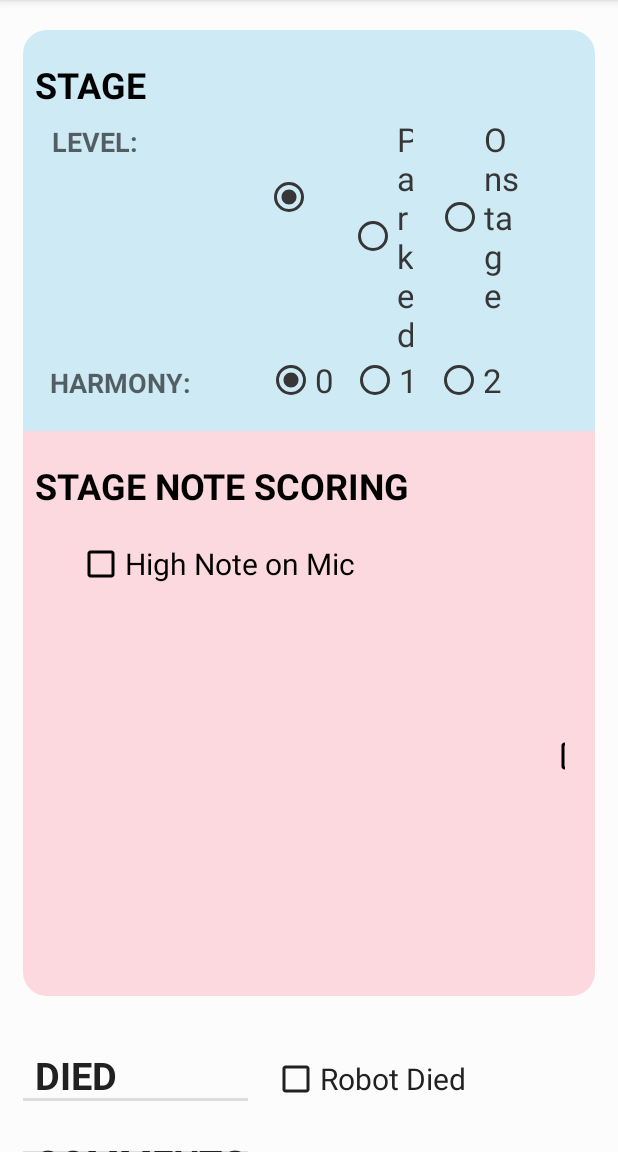
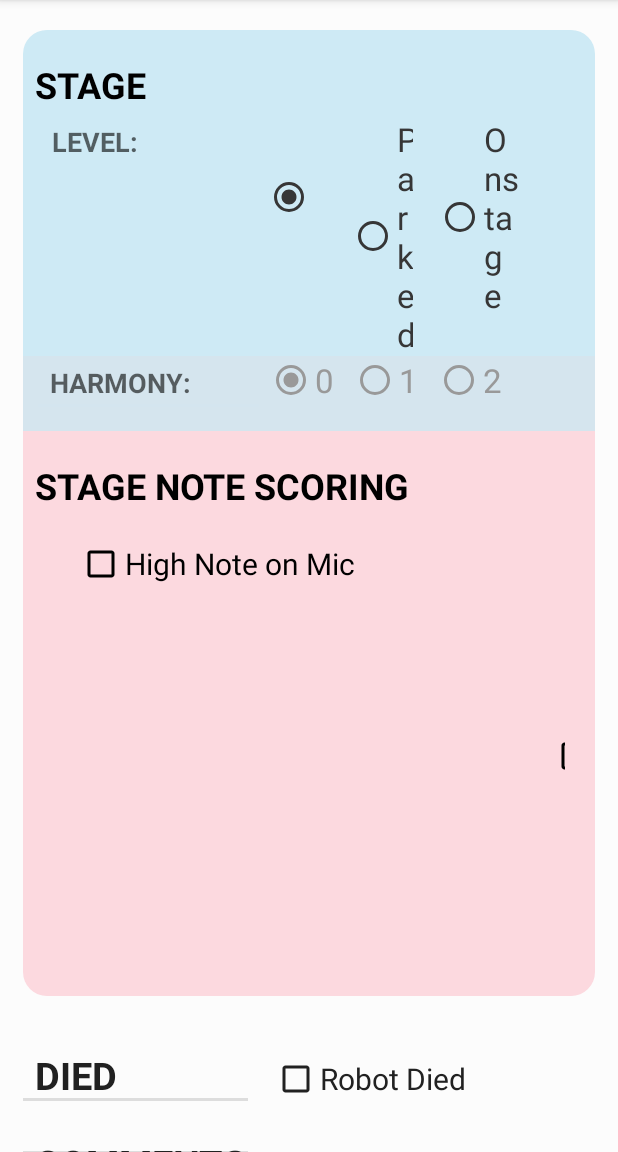
Before and after one commit to usfirst-frc-2135/scouting, an Android app: the fragment EndgameFragment shown on its own in the app's theme, on a phone screen of 412 x 824 dp, the part 84-1236 px from its top. Run offline under Robolectric (Android 15) with nearby library versions, the phone set to English and light mode, and no system bars; 7 statements that could not run were skipped.

Commit message:
Made it so that harmony is disabled unless onstage

```diff
--- a/FRC_Scout/app/src/main/java/com/frc2135/android/frc_scout/EndgameFragment.java
+++ b/FRC_Scout/app/src/main/java/com/frc2135/android/frc_scout/EndgameFragment.java
@@ -1,6 +1,9 @@
 package com.frc2135.android.frc_scout;
 
 import android.content.Intent;
+import android.content.res.ColorStateList;
+import android.graphics.Color;
+import android.graphics.drawable.ColorDrawable;
 import android.os.Bundle;
 import android.util.Log;
 import android.view.LayoutInflater;
@@ -106,49 +109,92 @@ public class EndgameFragment extends Fragment
         m_radio_endGameOnstage = v.findViewById(R.id.level_end_game_onstage);//Sets up radio button that corresponds to 2
         m_radio_endGameOnstage.setChecked(false);
 
+        ColorStateList ColorStateList = new ColorStateList( //used for changing radio button only
+                new int[][]
+                        {
+                                new int[]{-android.R.attr.state_enabled}, // Disabled
+                                new int[]{android.R.attr.state_enabled}   // Enabled
+                        },
+                new int[]
+                        {
+                                Color.parseColor("#999999"), // disabled
+                                Color.parseColor("#363636")   // enabled
+                        }
+        );
         //Harmony groups set disabled by default
         m_endGameRadioGroupHarmony = v.findViewById(R.id.endgame_harmony);// Hooks up the radio group to the controller layer. The radio group contains all of the radio buttons
+        m_endGameRadioGroupHarmony.setBackgroundColor(Color.parseColor("#d5e5ee")); //sets background to this color
         RadioButton radio_endGame0 = v.findViewById(R.id.end_game_harmony_default);//Sets up radio button that corresponds to 0
         radio_endGame0.setChecked(true);
         radio_endGame0.setEnabled(false);
+        radio_endGame0.setTextColor(Color.parseColor("#999999")); //sets text to this color
+        radio_endGame0.setButtonTintList(ColorStateList);
         m_radio_endGame1 = v.findViewById(R.id.level_end_game_harmony_1);//Sets up radio button that corresponds to 1
         m_radio_endGame1.setChecked(false);
         m_radio_endGame1.setEnabled(false);
+        m_radio_endGame1.setTextColor(Color.parseColor("#999999")); //sets text to this color
+        m_radio_endGame1.setButtonTintList(ColorStateList);
         m_radio_endGame2 = v.findViewById(R.id.level_end_game_harmony_2);//Sets up radio button that corresponds to 2
         m_radio_endGame2.setChecked(false);
         m_radio_endGame2.setEnabled(false);
+        m_radio_endGame2.setTextColor(Color.parseColor("#999999")); //sets text to this color
+        m_radio_endGame2.setButtonTintList(ColorStateList);
 
         int y = m_matchData.getEndgameHarmony();
         if (y == 0)
+        {
             radio_endGame0.setChecked(true);
+            radio_endGame0.setTextColor(Color.parseColor("#999999")); //sets default color
+            m_endGameRadioGroupHarmony.setBackgroundColor(Color.parseColor("#d5e5ee")); //ensures background remains this color
+        }
         else if (y == 1)
+        {
             m_radio_endGame1.setChecked(true);
+            m_radio_endGame1.setTextColor(Color.parseColor("#999999")); //sets default color
+            m_endGameRadioGroupHarmony.setBackgroundColor(Color.parseColor("#d5e5ee")); //ensures that background remains this color
+        }
         else if (y == 2)
+        {
             m_radio_endGame2.setChecked(true);
+            m_radio_endGame2.setTextColor(Color.parseColor("#999999")); //sets default color
+            m_endGameRadioGroupHarmony.setBackgroundColor(Color.parseColor("#CEEAF5"));
+        }
 
         int x = m_matchData.getEndgameStage();
         if (x == 0)
         {
             radio_endGameNone.setChecked(true);
             radio_endGame0.setEnabled(false);
+            radio_endGame0.setTextColor(Color.parseColor("#999999")); //ensures that it remains gray when not onstage
             m_radio_endGame1.setEnabled(false);
+            m_radio_endGame1.setTextColor(Color.parseColor("#999999")); //ensures that it remains gray when not onstage
             m_radio_endGame2.setEnabled(false);
+            m_radio_endGame2.setTextColor(Color.parseColor("#999999")); //ensures that it remains gray when not onstage
             radio_endGame0.setChecked(true);
+            m_endGameRadioGroupHarmony.setBackgroundColor(Color.parseColor("#d5e5ee")); //ensures background remains gray when not onstage
         }
         else if (x == 1)
         {
             m_radio_endGameParked.setChecked(true);
             radio_endGame0.setEnabled(false);
+            radio_endGame0.setTextColor(Color.parseColor("#999999")); //ensrues text remains gray
             m_radio_endGame1.setEnabled(false);
+            m_radio_endGame1.setTextColor(Color.parseColor("#999999")); //ensures text remains gray
             m_radio_endGame2.setEnabled(false);
+            m_radio_endGame2.setTextColor(Color.parseColor("#999999")); //ensures text remains gray
             radio_endGame0.setChecked(true);
+            m_endGameRadioGroupHarmony.setBackgroundColor(Color.parseColor("#d5e5ee")); //ensures background remains gray
         }
         else if (x == 2)
         {
             m_radio_endGameOnstage.setChecked(true);
             radio_endGame0.setEnabled(true);
+            radio_endGame0.setTextColor(Color.parseColor("#363636")); //changes text color when onstage
             m_radio_endGame1.setEnabled(true);
+            m_radio_endGame1.setTextColor(Color.parseColor("#363636")); //changes text color when onstage
             m_radio_endGame2.setEnabled(true);
+            m_radio_endGame2.setTextColor(Color.parseColor("#363636")); //changes text color when onstage
+            m_endGameRadioGroupHarmony.setBackgroundColor(Color.parseColor("#CEEAF5")); //changes background color when onstage
         }
 
         m_endGameRadioGroupStage.setOnCheckedChangeListener(new RadioGroup.OnCheckedChangeListener()
@@ -162,22 +208,34 @@ public class EndgameFragment extends Fragment
                 if (getCurrentEndgameStageLevel() == 0) //none
                 {
                     radio_endGame0.setChecked(true);
+                    radio_endGame0.setTextColor(Color.parseColor("#999999")); //ensures that text remains gray
                     radio_endGame0.setEnabled(false);
                     m_radio_endGame1.setEnabled(false);
+                    m_radio_endGame1.setTextColor(Color.parseColor("#999999")); //ensures text remains gray
                     m_radio_endGame2.setEnabled(false);
+                    m_radio_endGame2.setTextColor(Color.parseColor("#999999")); //ensures text remains gray
+                    m_endGameRadioGroupHarmony.setBackgroundColor(Color.parseColor("#d5e5ee")); //ensures that background remains this color
                 }
                 else if (getCurrentEndgameStageLevel() == 1) //parked
                 {
                     radio_endGame0.setChecked(true);
                     radio_endGame0.setEnabled(false);
+                    radio_endGame0.setTextColor(Color.parseColor("#999999")); //ensures text remains gray
                     m_radio_endGame1.setEnabled(false);
+                    m_radio_endGame1.setTextColor(Color.parseColor("#999999")); //ensures text remains gray
                     m_radio_endGame2.setEnabled(false);
+                    m_radio_endGame2.setTextColor(Color.parseColor("#999999")); //ensures text remains gray
+                    m_endGameRadioGroupHarmony.setBackgroundColor(Color.parseColor("#d5e5ee")); //ensures background remains this color
                 }
                 else if (getCurrentEndgameStageLevel() == 2) //onstage
                 {
                     radio_endGame0.setEnabled(true);
+                    radio_endGame0.setTextColor(Color.parseColor("#363636")); //changes text color when stage level is 2
                     m_radio_endGame1.setEnabled(true);
+                    m_radio_endGame1.setTextColor(Color.parseColor("#363636")); //changes text color when stage level is 2
                     m_radio_endGame2.setEnabled(true);
+                    m_radio_endGame2.setTextColor(Color.parseColor("#363636")); //changes text color when stage level is 2
+                    m_endGameRadioGroupHarmony.setBackgroundColor(Color.parseColor("#CEEAF5")); //changes background color when stage level is 2
                 }
             }
         });
```
